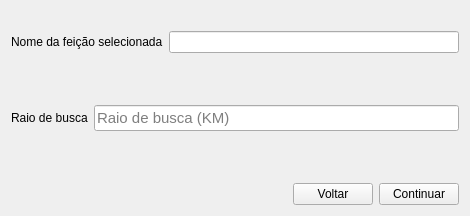
The window that screens/overlay_feature.ui (spuhub/prisma) describes before a commit, drawn with Qt 5.
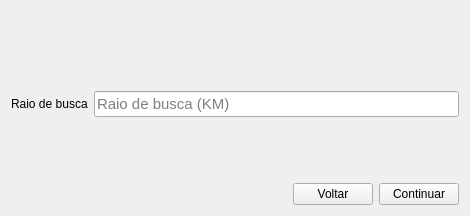
The same window after the commit.

What changed in the file:
```diff
--- a/screens/overlay_feature.ui
+++ b/screens/overlay_feature.ui
@@ -30,18 +30,7 @@
       </spacer>
      </item>
      <item>
-      <layout class="QHBoxLayout" name="horizontalLayout_2">
-       <item>
-        <widget class="QLabel" name="label">
-         <property name="text">
-          <string>Nome da feição selecionada</string>
-         </property>
-        </widget>
-       </item>
-       <item>
-        <widget class="QLineEdit" name="lineEdit"/>
-       </item>
-      </layout>
+      <layout class="QHBoxLayout" name="horizontalLayout_2"/>
      </item>
      <item>
       <spacer name="verticalSpacer">
```
